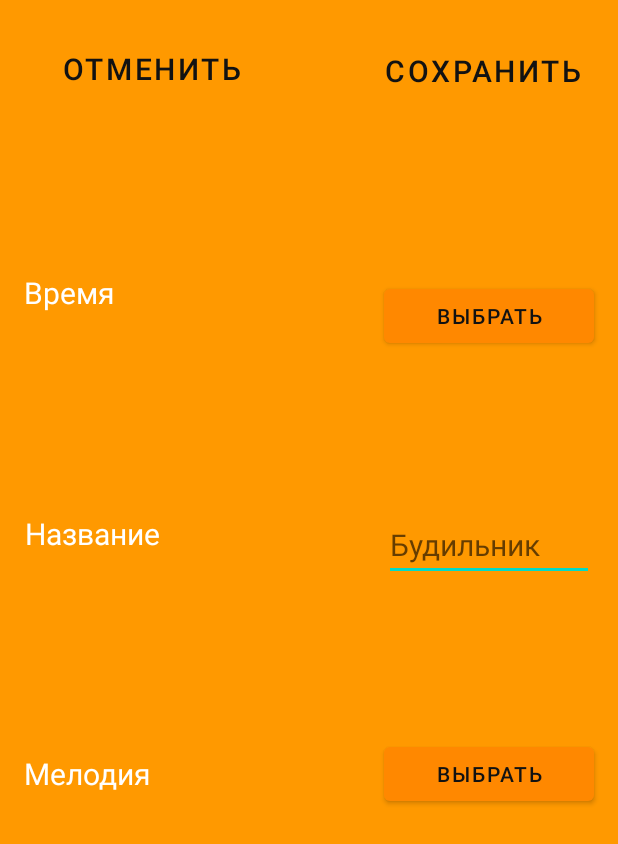
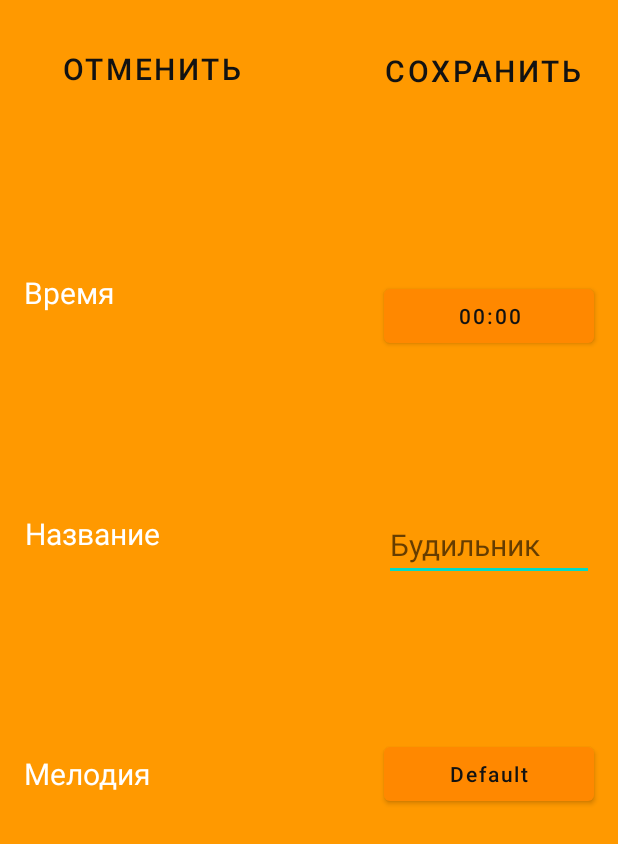
Before and after one commit to Petros607/SmartAlarm, an Android app built with Jetpack Compose: the layout adding_alarm.xml on its own in the app's theme, with its tools: preview values and no code run, on a phone screen of 412 x 824 dp. Shown: the top 844 px of the screen. Run offline under Robolectric (Android 15) with nearby library versions, the phone set to English and light mode, and no system bars.

Commit message:
На кнопках показывается выбранные дата и время

```diff
--- a/app/src/main/java/com/example/smartalarm/AddingAlarm.kt
+++ b/app/src/main/java/com/example/smartalarm/AddingAlarm.kt
@@ -72,6 +72,8 @@ class AddingAlarm : AppCompatActivity() {
             true // Включает 24-часовой формат времени
         )
         timePickerDialog.show()
+        // В методе showTimePicker(), после установки времени в Calendar
+        findViewById<Button>(R.id.button_select_time).text = String.format("%02d:%02d", selectedCalendar.get(Calendar.HOUR_OF_DAY), selectedCalendar.get(Calendar.MINUTE))
     }
 
     private fun save() {
@@ -123,10 +125,14 @@ class AddingAlarm : AppCompatActivity() {
     }
 
     private fun saveRingtone(uri: Uri) {
+        val ringtone = RingtoneManager.getRingtone(this, uri)
+        val ringtoneName = ringtone.getTitle(this)
         getSharedPreferences(PREFS_NAME, MODE_PRIVATE)
             .edit()
             .putString(PREF_SELECTED_RINGTONE, uri.toString())
             .apply()
+        val buttonSelectMusic = findViewById<Button>(R.id.button_select_music)
+        buttonSelectMusic.text = ringtoneName
     }
     private fun getAlarmInfoPendingIntent(): PendingIntent {
         // Получаем PendingIntent для отображения информации о будильнике
--- a/app/src/main/res/layout/adding_alarm.xml
+++ b/app/src/main/res/layout/adding_alarm.xml
@@ -11,7 +11,7 @@
         android:id="@+id/button_select_time"
         android:layout_width="140sp"
         android:layout_height="48sp"
-        android:text="Выбрать"
+        android:text="00:00"
         app:layout_constraintBottom_toBottomOf="parent"
         app:layout_constraintEnd_toEndOf="parent"
         app:layout_constraintHorizontal_bias="0.94"
@@ -124,7 +124,8 @@
         android:layout_height="48dp"
         android:layout_marginEnd="16dp"
         android:layout_marginBottom="284dp"
-        android:text="Выбрать"
+        android:text="Default"
+        android:textAllCaps="false"
         app:iconTint="@color/teal_200"
         app:layout_constraintBottom_toBottomOf="parent"
         app:layout_constraintEnd_toEndOf="parent" />
```
